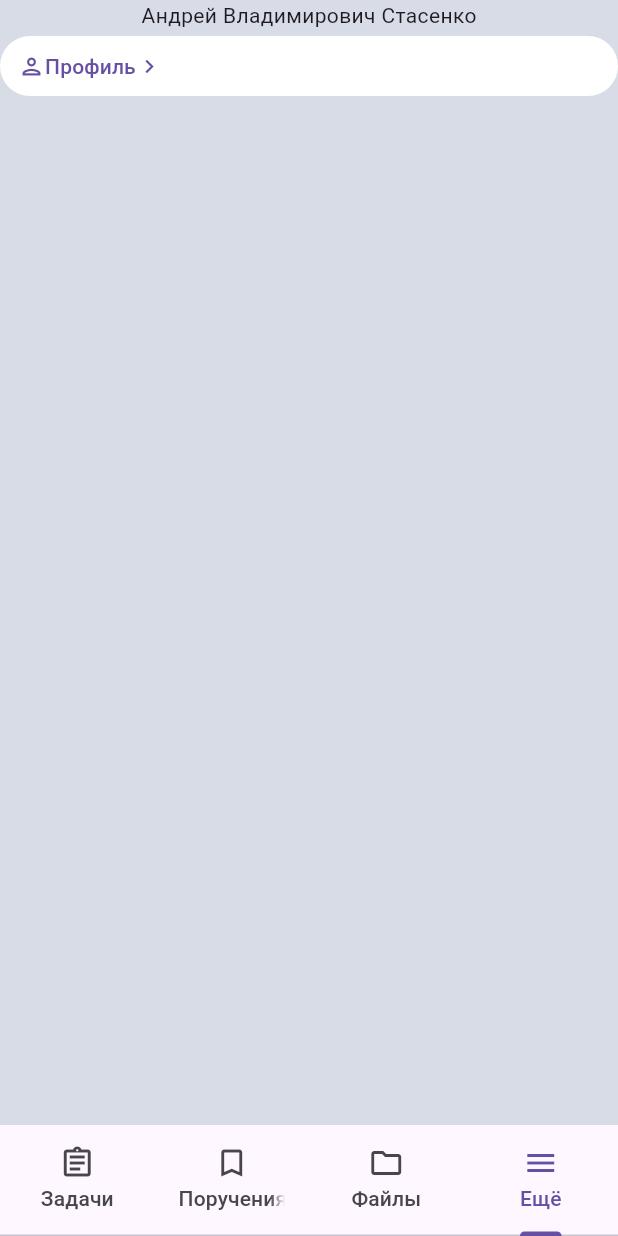
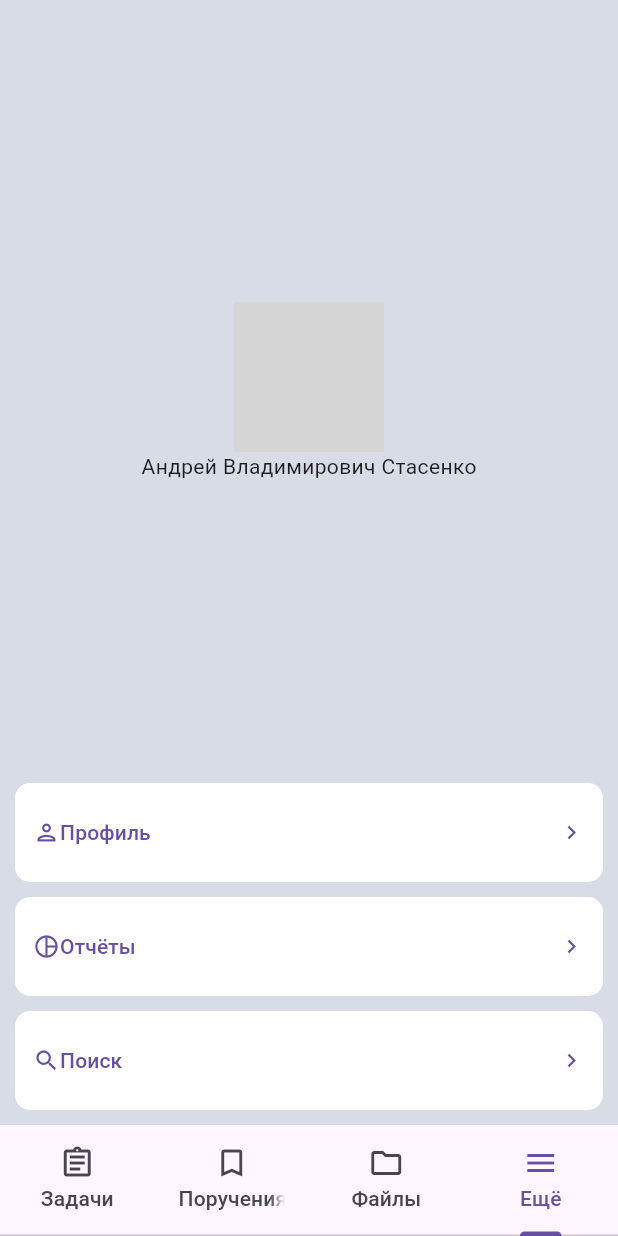
Before and after one commit to MikeTsvirkunov/TerraLinkFlutterTest, a Flutter app: the screen it shows after launch, item 4 of the bottom bar chosen, on a phone screen of 412 x 824 dp. Run offline on Flutter 3.47's test engine with Material 3 defaults, Android fonts, the phone set to English and light mode, and no system bars; network calls fail; grey boxes are pictures that could not be loaded.

Commit message:
MadeOnNetwork

```diff
--- a/lib/pages/more_page/btn.dart
+++ b/lib/pages/more_page/btn.dart
@@ -15,16 +15,31 @@ class _BTNState extends State<BTN> {
 
   @override
   Widget build(BuildContext context) {
-    return TextButton(
+    return Container(
+      margin: const EdgeInsets.fromLTRB(10, 0, 10, 10),
+      child: TextButton(
         onPressed: () => {},
-            style: const ButtonStyle(backgroundColor: MaterialStatePropertyAll(Colors.white)),
+        style: const ButtonStyle(
+          backgroundColor: MaterialStatePropertyAll(Colors.white),
+          shape: MaterialStatePropertyAll(
+            RoundedRectangleBorder(
+              borderRadius: BorderRadius.all(Radius.circular(10)),
+            )
+          ),
+          overlayColor: MaterialStatePropertyAll(Color.fromARGB(255, 170, 0, 24))
+        ),
+        child: SizedBox(
+          height: 50,
           child: Row(
             children: [
               icon,
               Text(text),
+              const Spacer(),
               const Icon(Icons.navigate_next)
             ],
           )
+        )
+      ),
     );
   }
 }
--- a/lib/pages/more_page/btn_block.dart
+++ b/lib/pages/more_page/btn_block.dart
@@ -11,30 +11,11 @@ class _BTNsBlockState extends State<BTNsBlock> {
   @override
   Widget build(BuildContext context) {
     return const Column(
-      children: <Widget>[BTN(Icon(Icons.person_outlined), 'Профиль')]
+      children: <Widget>[
+        BTN(Icon(Icons.person_outlined), 'Профиль'),
+        BTN(Icon(Icons.pie_chart_outline), 'Отчёты'),
+        BTN(Icon(Icons.search), 'Поиск'),
+      ]
     );
   }
 }
-
-
-      //   TextButton(
-      //     onPressed: ()=>{},
-      //     child: const Row(
-      //       children: [
-      //         Icon(Icons.person_outlined),
-      //         Text('Профиль'),
-      //         Icon(Icons.navigate_next)
-      //       ],
-      //     )
-      //   ),
-      //   TextButton(
-      //     onPressed: () => {},
-      //     child: const Row(
-      //       children: [
-      //         Icon(Icons.person_outlined),
-      //         Text('Профиль'),
-      //         Icon(Icons.navigate_next)
-      //       ],
-      //     )
-      //   )
-      // ],
--- a/lib/pages/more_page/more_page.dart
+++ b/lib/pages/more_page/more_page.dart
@@ -14,7 +14,14 @@ class _MorePageState extends State<MorePage> {
     return Scaffold(
       body: Container(
         decoration: const BoxDecoration(color: Color.fromARGB(255, 215, 220, 231)),
-        child: const Column(children: <Widget>[ProfileBlock(), BTNsBlock()]),
+        child: const Column(
+          children: <Widget>[
+            Spacer(),
+            ProfileBlock(),
+            Spacer(),
+            BTNsBlock()
+            ]
+        ),
       )
     );
   }
--- a/lib/pages/more_page/profile_block.dart
+++ b/lib/pages/more_page/profile_block.dart
@@ -9,10 +9,11 @@ class ProfileBlock extends StatefulWidget {
 class _ProfileBlockState extends State<ProfileBlock> {
   @override
   Widget build(BuildContext context) {
-    return Column(
+    return const Column(
       children: <Widget>[
-        // Image.asset("assets/images/user.jpg"),
-        const Text('Андрей Владимирович Стасенко'),
+        Image(image: NetworkImage('https://encrypted-tbn0.gstatic.com/images?q=tbn:ANd9GcSECnx2LLMDQJVbltLhje5iaqtd_g3tf7gqU3Mcm2oA_LNt2VdJtkPY9YQRVT9S-YEd30E&usqp=CAU'), width: 100, height: 100,),
+        // Image(image: AssetImage('assets/images/user.png')),
+        Text('Андрей Владимирович Стасенко'),
       ],
     );
   }
```
Also changed, not shown: pubspec.lock. Lines whose indentation alone changed are shown as unchanged.
